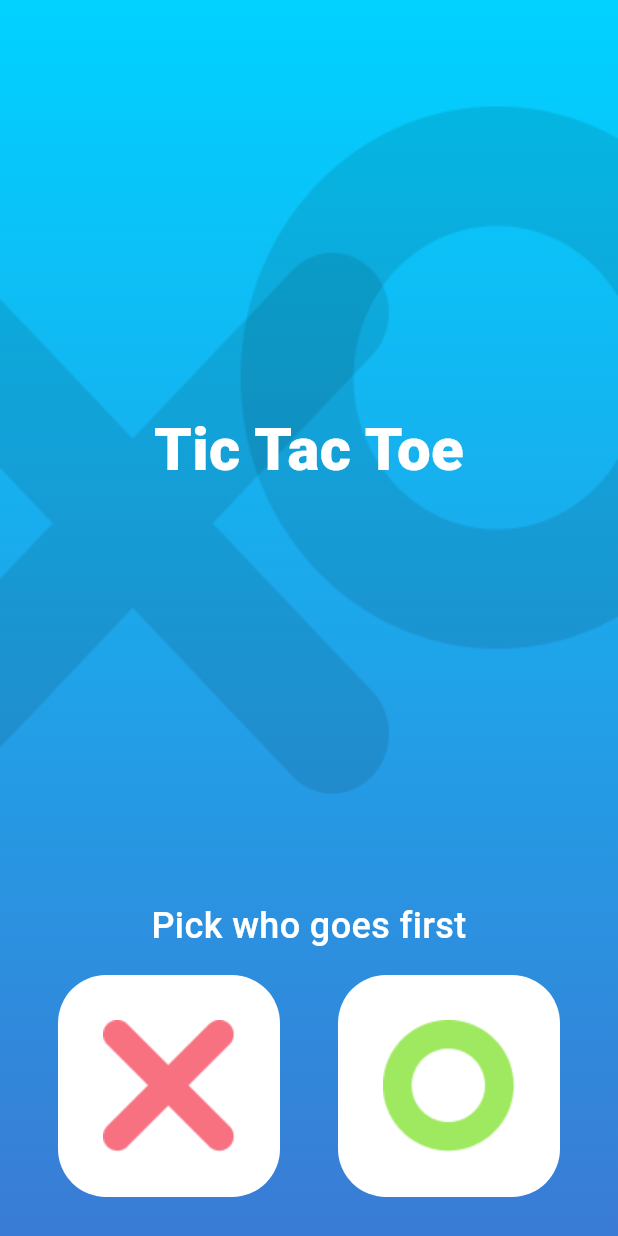
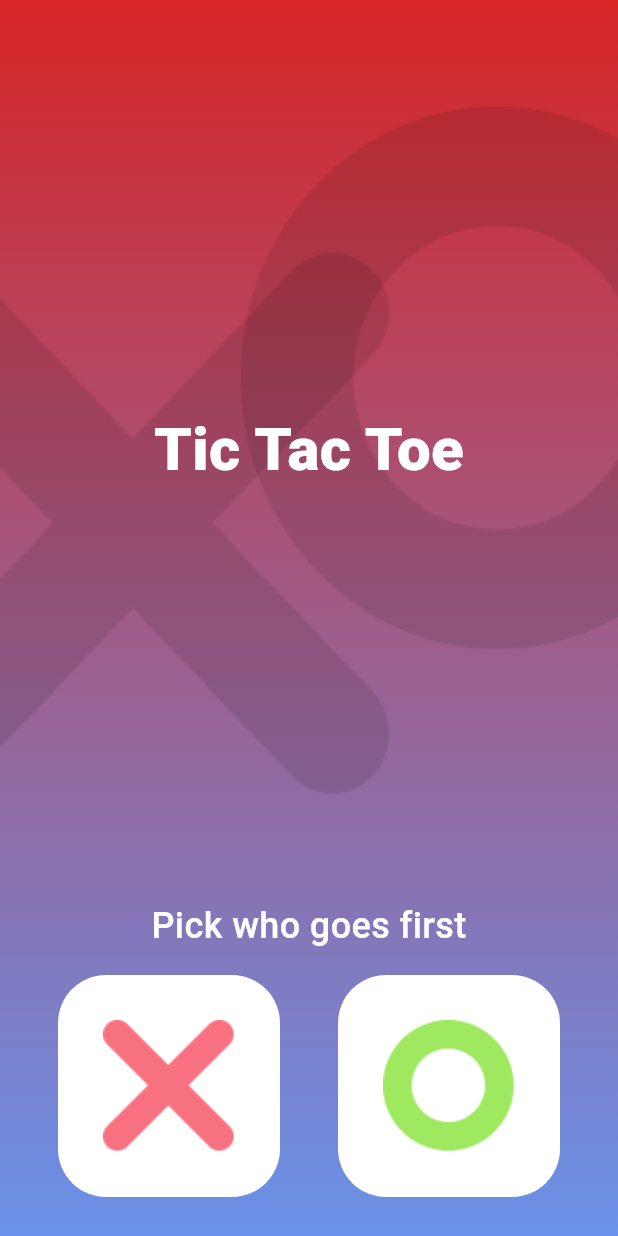
Before and after one commit to A-hmed/flutter-basics-sun, a Flutter app: the screen it shows after launch, on a phone screen of 412 x 824 dp. Run offline on Flutter 3.47's test engine with Material 3 defaults, Android fonts, the phone set to English and light mode, and no system bars.

Commit message:
Update app colors.

```diff
--- a/lib/ui/utils/app_colors.dart
+++ b/lib/ui/utils/app_colors.dart
@@ -1,8 +1,8 @@
 import 'package:flutter/material.dart';
 
 abstract final class AppColors {
-  static const Color lightBlue = Color(0xff00D2FF);
-  static const Color blue = Color(0xff3A7BD5);
+  static const Color lightBlue = Color(0xffd62525);
+  static const Color blue = Color(0xff6992ea);
   static const Color white = Colors.white;
   static const Color black = Colors.black;
 }
```
